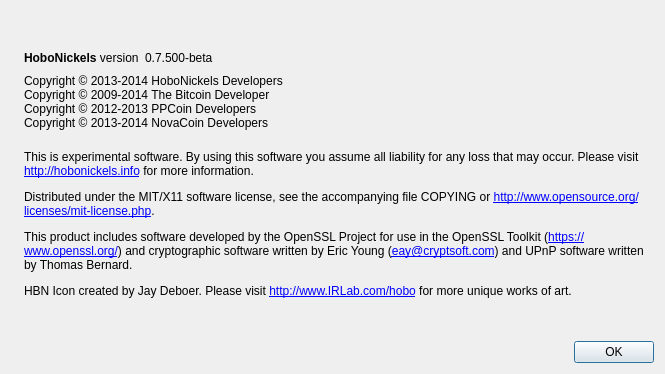
Old version of the form src/qt/forms/aboutdialog.ui in the repository Skryptex/NEXUS--UPGRADE-HIGH-END.
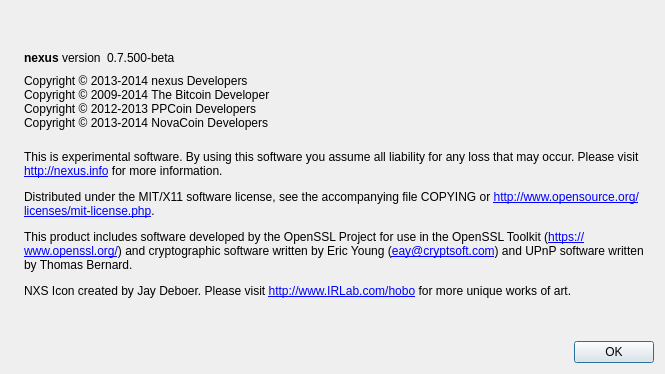
New version of the form. Icons and pictures are not drawn.

Patch:
```diff
--- a/src/qt/forms/aboutdialog.ui
+++ b/src/qt/forms/aboutdialog.ui
@@ -50,7 +50,7 @@
           <cursorShape>IBeamCursor</cursorShape>
          </property>
          <property name="text">
-          <string>&lt;b&gt;HoboNickels&lt;/b&gt; version</string>
+          <string>&lt;b&gt;nexus&lt;/b&gt; version</string>
          </property>
          <property name="textInteractionFlags">
           <set>Qt::LinksAccessibleByMouse|Qt::TextSelectableByKeyboard|Qt::TextSelectableByMouse</set>
@@ -91,7 +91,7 @@
         <cursorShape>IBeamCursor</cursorShape>
        </property>
        <property name="text">
-        <string>Copyright © 2013-2014 HoboNickels Developers
+        <string>Copyright © 2013-2014 nexus Developers
 Copyright © 2009-2014 The Bitcoin Developer
 Copyright © 2012-2013 PPCoin Developers 
 Copyright © 2013-2014 NovaCoin Developers 
@@ -108,7 +108,7 @@
         <cursorShape>IBeamCursor</cursorShape>
        </property>
        <property name="text">
-        <string>&lt;html&gt;&lt;head/&gt;&lt;body&gt;&lt;p&gt;This is experimental software. By using this software you assume all liability for any loss that may occur. Please visit &lt;a href=&quot;http://hobonickels.info&quot;&gt;&lt;span style=&quot; text-decoration: underline; color:#0000ff;&quot;&gt;http://hobonickels.info&lt;/span&gt;&lt;/a&gt; for more information.&lt;/p&gt;&lt;p&gt;Distributed under the MIT/X11 software license, see the accompanying file COPYING or &lt;a href=&quot;http://www.opensource.org/licenses/mit-license.php&quot;&gt;&lt;span style=&quot; text-decoration: underline; color:#0000ff;&quot;&gt;http://www.opensource.org/licenses/mit-license.php&lt;/span&gt;&lt;/a&gt;. &lt;/p&gt;&lt;p&gt;This product includes software developed by the OpenSSL Project for use in the OpenSSL Toolkit (&lt;a href=&quot;https://www.openssl.org/&quot;&gt;&lt;span style=&quot; text-decoration: underline; color:#0000ff;&quot;&gt;https://www.openssl.org/&lt;/span&gt;&lt;/a&gt;) and cryptographic software written by Eric Young (&lt;a href=&quot;mailto:eay@cryptsoft.com&quot;&gt;&lt;span style=&quot; text-decoration: underline; color:#0000ff;&quot;&gt;eay@cryptsoft.com&lt;/span&gt;&lt;/a&gt;) and UPnP software written by Thomas Bernard. &lt;/p&gt;&lt;p&gt;HBN Icon created by Jay Deboer. Please visit &lt;a href=&quot; http://www.IRLab.com/hobo&quot;&gt;&lt;span style=&quot; text-decoration: underline; color:#0000ff;&quot;&gt;http://www.IRLab.com/hobo&lt;/span&gt;&lt;/a&gt; for more unique works of art.&lt;/p&gt;&lt;/body&gt;&lt;/html&gt;</string>
+        <string>&lt;html&gt;&lt;head/&gt;&lt;body&gt;&lt;p&gt;This is experimental software. By using this software you assume all liability for any loss that may occur. Please visit &lt;a href=&quot;http://nexus.info&quot;&gt;&lt;span style=&quot; text-decoration: underline; color:#0000ff;&quot;&gt;http://nexus.info&lt;/span&gt;&lt;/a&gt; for more information.&lt;/p&gt;&lt;p&gt;Distributed under the MIT/X11 software license, see the accompanying file COPYING or &lt;a href=&quot;http://www.opensource.org/licenses/mit-license.php&quot;&gt;&lt;span style=&quot; text-decoration: underline; color:#0000ff;&quot;&gt;http://www.opensource.org/licenses/mit-license.php&lt;/span&gt;&lt;/a&gt;. &lt;/p&gt;&lt;p&gt;This product includes software developed by the OpenSSL Project for use in the OpenSSL Toolkit (&lt;a href=&quot;https://www.openssl.org/&quot;&gt;&lt;span style=&quot; text-decoration: underline; color:#0000ff;&quot;&gt;https://www.openssl.org/&lt;/span&gt;&lt;/a&gt;) and cryptographic software written by Eric Young (&lt;a href=&quot;mailto:eay@cryptsoft.com&quot;&gt;&lt;span style=&quot; text-decoration: underline; color:#0000ff;&quot;&gt;eay@cryptsoft.com&lt;/span&gt;&lt;/a&gt;) and UPnP software written by Thomas Bernard. &lt;/p&gt;&lt;p&gt;NXS Icon created by Jay Deboer. Please visit &lt;a href=&quot; http://www.IRLab.com/hobo&quot;&gt;&lt;span style=&quot; text-decoration: underline; color:#0000ff;&quot;&gt;http://www.IRLab.com/hobo&lt;/span&gt;&lt;/a&gt; for more unique works of art.&lt;/p&gt;&lt;/body&gt;&lt;/html&gt;</string>
        </property>
        <property name="textFormat">
         <enum>Qt::RichText</enum>
```
Left out of the diff: 2 changed lines with no effect on the pictures.
